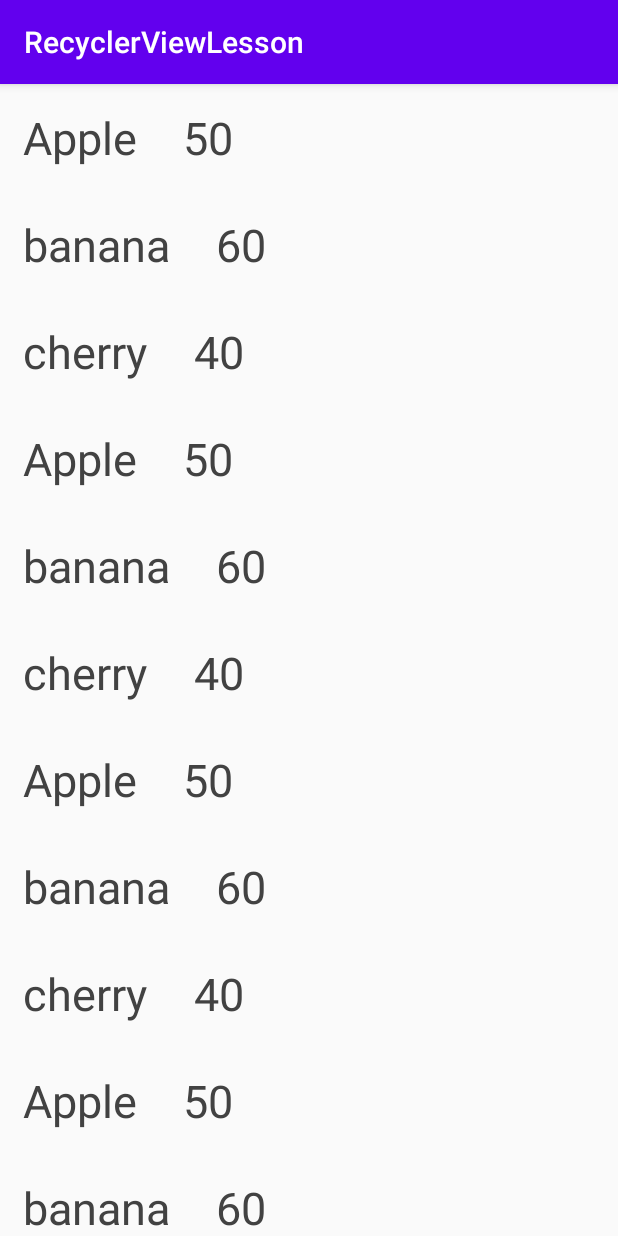
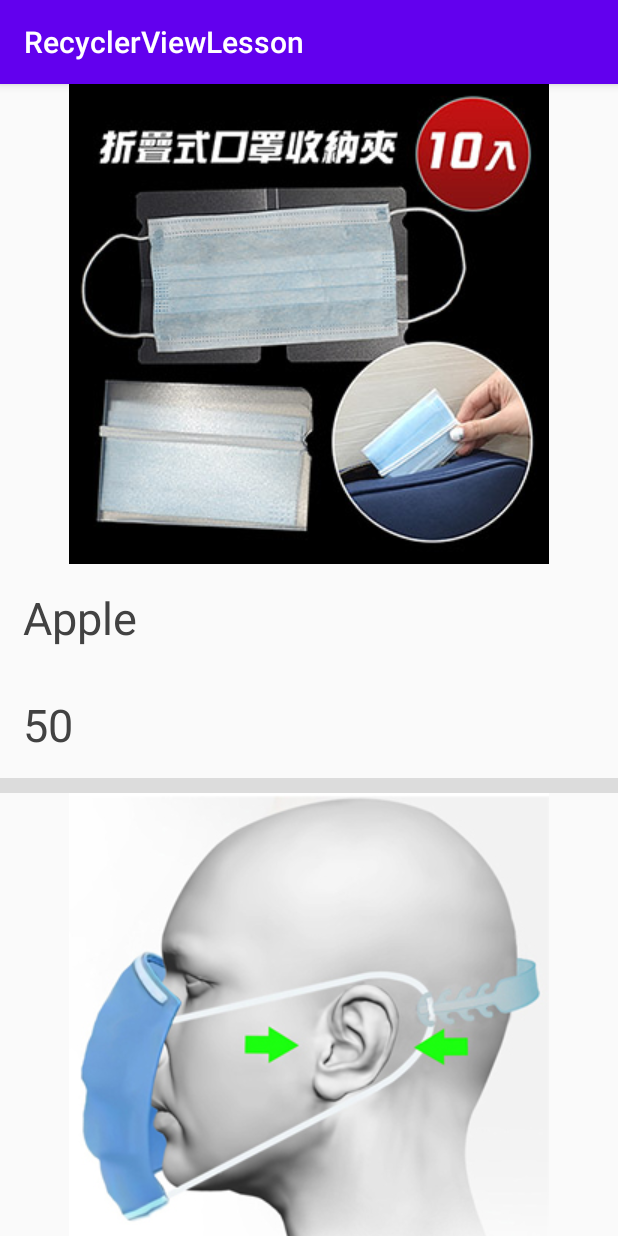
Before and after one commit to yucheng0/RecyclerViewLesson, an Android app: the screen it shows after launch (MainActivity), on a phone screen of 412 x 824 dp. Run offline under Robolectric (Android 15) with nearby library versions, the phone set to English and light mode, and no system bars.

Commit message:
加了圖片顯示, 學習了 https://seanstar5317.pixnet.net/blog/post/29305261
取得本地圖片 R.drawable.檔名    , 使用SetImageResource
var imageaddr: Int= R.drawable.a1                         //  R.drawable.檔名  居然是Int 類型真
應用
image.setImageResource(imageaddr)

```diff
--- a/app/src/main/java/com/example/recyclerviewlesson/DataInfo.kt
+++ b/app/src/main/java/com/example/recyclerviewlesson/DataInfo.kt
@@ -1,4 +1,4 @@
 package com.example.recyclerviewlesson
 
-data class DataInfo(var fruit:String , var price:Int) {
+data class DataInfo(var image:Int, var fruit:String , var price:Int) {
 }
--- a/app/src/main/java/com/example/recyclerviewlesson/MainActivity.kt
+++ b/app/src/main/java/com/example/recyclerviewlesson/MainActivity.kt
@@ -31,27 +31,14 @@ class MainActivity : AppCompatActivity() {
         setContentView(R.layout.activity_main)
 
         var datarr = ArrayList<DataInfo>()
-        datarr.add(DataInfo("Apple",50))
-        datarr.add(DataInfo("banana",60))
-        datarr.add(DataInfo("cherry",40))
-        datarr.add(DataInfo("Apple",50))
-        datarr.add(DataInfo("banana",60))
-        datarr.add(DataInfo("cherry",40))
-        datarr.add(DataInfo("Apple",50))
-        datarr.add(DataInfo("banana",60))
-        datarr.add(DataInfo("cherry",40))
-        datarr.add(DataInfo("Apple",50))
-        datarr.add(DataInfo("banana",60))
-        datarr.add(DataInfo("cherry",40))
-        datarr.add(DataInfo("Apple",50))
-        datarr.add(DataInfo("banana",60))
-        datarr.add(DataInfo("cherry",40))
-        datarr.add(DataInfo("Apple",50))
-        datarr.add(DataInfo("banana",60))
-        datarr.add(DataInfo("cherry",40))
-        datarr.add(DataInfo("Apple",50))
-        datarr.add(DataInfo("banana",60))
-        datarr.add(DataInfo("cherry",40))
+        datarr.add(DataInfo(R.drawable.a1, "Apple",50))
+        datarr.add(DataInfo(R.drawable.a2, "banana",60))
+        datarr.add(DataInfo(R.drawable.a3, "banana",60))
+        datarr.add(DataInfo(R.drawable.a4, "banana",60))
+        datarr.add(DataInfo(R.drawable.a5, "banana",60))
+        datarr.add(DataInfo(R.drawable.a6, "banana",60))
+        datarr.add(DataInfo(R.drawable.a7, "banana",60))
+
 
         mRecyclerView = findViewById(R.id.recyclerView)
         mRecyclerView.layoutManager = LinearLayoutManager(this)
--- a/app/src/main/java/com/example/recyclerviewlesson/MyAdapter.kt
+++ b/app/src/main/java/com/example/recyclerviewlesson/MyAdapter.kt
@@ -1,17 +1,22 @@
 package com.example.recyclerviewlesson
 
 import android.content.Context
+import android.media.Image
 import android.util.Log
 import android.view.LayoutInflater
 import android.view.View
 import android.view.ViewGroup
+import android.widget.ImageView
 import android.widget.TextView
 import androidx.recyclerview.widget.RecyclerView
+import kotlinx.android.synthetic.main.itemlayout.view.*
+
 val TAG = "myTag"
 class MyAdapter(val items: ArrayList<DataInfo> ,var context: Context):RecyclerView.Adapter<MyAdapter.MyViewHolder>() {
 // 嵌套類
     class MyViewHolder(val myview: View) : RecyclerView.ViewHolder(myview) {
-        val textview = myview.findViewById<TextView>(R.id.textView)
+       val imageview = myview.findViewById<ImageView>(R.id.imageView)
+       val textview = myview.findViewById<TextView>(R.id.textView)
         val tvprice = myview.findViewById<TextView>(R.id.tvPrice)
     }
 
@@ -21,6 +26,7 @@ class MyAdapter(val items: ArrayList<DataInfo> ,var context: Context):RecyclerVi
     }
 
        override fun onBindViewHolder(p0: MyViewHolder, p1: Int) {
+           p0.imageview.setImageResource(items[p1].image)
         p0.textview.text = items[p1].fruit
         p0.tvprice.text = items[p1].price.toString()
      }
--- a/app/src/main/res/layout/itemlayout.xml
+++ b/app/src/main/res/layout/itemlayout.xml
@@ -4,7 +4,13 @@
     android:id="@+id/linearlayout"
     android:layout_width="match_parent"
     android:layout_height="wrap_content"
-    android:orientation="horizontal">
+    android:orientation="vertical">
+
+    <ImageView
+        android:id="@+id/imageView"
+        android:layout_width="match_parent"
+        android:layout_height="wrap_content"
+        app:srcCompat="@drawable/a1" />
 
     <TextView
         android:id="@+id/textView"
@@ -24,4 +30,10 @@
         android:text="TextView"
         android:textColor="#424242"
         android:textSize="30dp" />
+
+    <View
+        android:id="@+id/divider"
+        android:layout_width="match_parent"
+        android:layout_height="10dp"
+        android:background="?android:attr/listDivider" />
 </LinearLayout>
```
Also changed, not shown: app/src/main/res/drawable-v24/a1.jpg (added), app/src/main/res/drawable-v24/a2.jpg (added), app/src/main/res/drawable-v24/a3.jpg (added), app/src/main/res/drawable-v24/a4.jpg (added), app/src/main/res/drawable-v24/a5.jpg (added), app/src/main/res/drawable-v24/a6.jpg (added), app/src/main/res/drawable-v24/a7.jpg (added).
